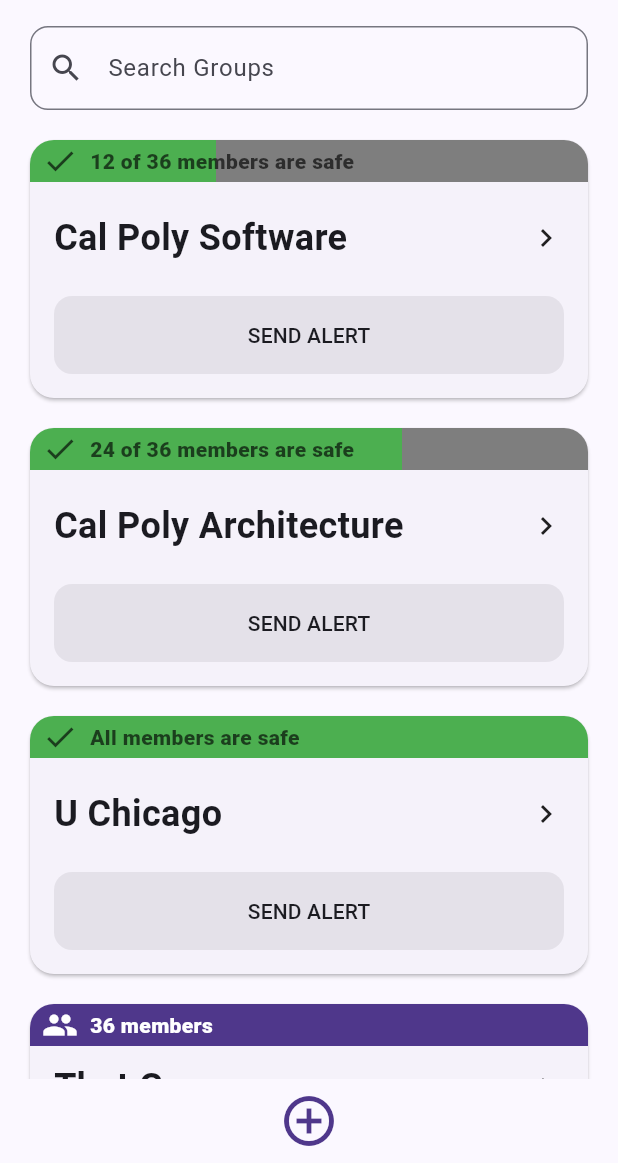
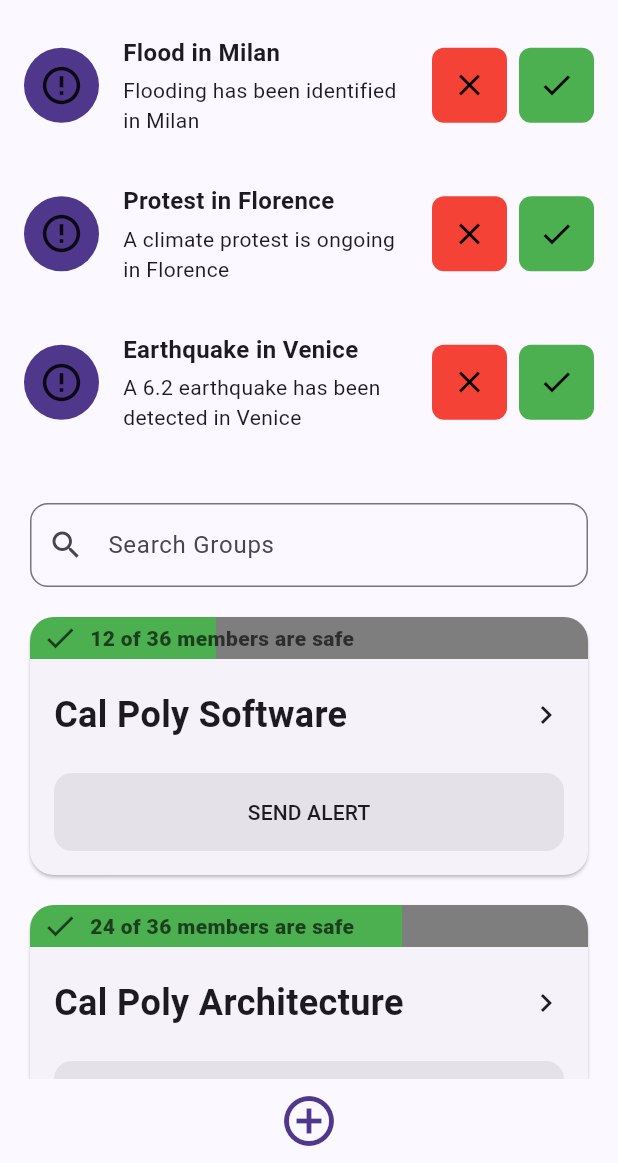
Before and after one commit to Room-E15/mercury, a Flutter app: the screen it shows after launch, on a phone screen of 412 x 824 dp, the part 73-1236 px from its top. Run offline on Flutter 3.47's test engine with Material 3 defaults, Android fonts, the phone set to English and light mode, and no system bars; our stand-ins replace qr_flutter; missing offline and left inert: mobile_scanner; generated files the repository leaves out were written again; Roboto replaces fonts that are missing (SF Pro).

Commit message:
Stateful changes + alert first draft

```diff
--- /dev/null
+++ b/mercury_client/lib/src/entities/alert.dart
@@ -0,0 +1,14 @@
+class Alert{
+  const Alert(this.name, this.description);
+
+  final String name;
+  final String description;
+}
+
+class AlertTestData {
+  static const List<Alert> alerts = [
+    Alert("Flood in Milan", "Flooding has been identified in Milan"),
+    Alert("Protest in Florence", "A climate protest is ongoing in Florence"),
+    Alert("Earthquake in Venice", "A 6.2 earthquake has been detected in Venice")
+  ];
+}
--- a/mercury_client/lib/src/home/home_view.dart
+++ b/mercury_client/lib/src/home/home_view.dart
@@ -1,14 +1,16 @@
 import 'package:flutter/material.dart';
+import 'dart:developer';
 import '../create_group/create_group_view.dart';
 import '../send_alert/send_alert_view.dart';
 import '../settings/settings_view.dart';
+import '../entities/alert.dart';
 import '../entities/group.dart';
 import '../group_dashboard/leader_group_view.dart';
 import '../group_dashboard/member_group_view.dart';
 import '../join_server_prompt/join_server_prompt_view.dart';
 import '../profile/profile_view.dart';
 
-class HomeView extends StatelessWidget {
+class HomeView extends StatefulWidget {
   const HomeView({
     super.key,
     required this.groups,
@@ -22,8 +24,19 @@
   final Widget logo;
   final bool isManager;
 
+  @override
+  HomeViewState createState() => HomeViewState();
+}
+
+class HomeViewState extends State<HomeView> {
+  static List<Alert> queryServerAlerts() {
+    log("Fetching alerts");
+
+    return AlertTestData.alerts;
+  }
+
   Widget _groupWidgetBuilder(context, index) {
-    final group = groups[index];
+    final group = widget.groups[index];
     final progress = group.responseCount / group.memberCount;
     final anyUnsafe = group.unsafe > 0;
 
@@ -75,16 +88,16 @@
             Navigator.push(
               context,
               MaterialPageRoute(
-                builder: (context) =>
-                    MemberGroupView(key: key, group: group, logo: logo),
+                builder: (context) => MemberGroupView(
+                    key: widget.key, group: group, logo: widget.logo),
               ),
             );
           } else {
             Navigator.push(
               context,
               MaterialPageRoute(
-                builder: (context) =>
-                    LeaderGroupView(key: key, group: group, logo: logo),
+                builder: (context) => LeaderGroupView(
+                    key: widget.key, group: group, logo: widget.logo),
               ),
             );
           }
@@ -151,7 +164,8 @@
                           Navigator.push(
                             context,
                             MaterialPageRoute(
-                              builder: (context) => SendAlertView(logo: logo),
+                              builder: (context) =>
+                                  SendAlertView(logo: widget.logo),
                             ),
                           );
                         },
@@ -170,8 +184,98 @@
     );
   }
 
+  Widget _alertNotificationWidgetBuilder(context, index, alerts) {
+    final Alert alert = alerts[index];
+
+    return Container(
+      padding: EdgeInsets.all(16.0),
+      child: Row(
+        children: [
+          // Alert icon
+          Container(
+            width: 50,
+            height: 50,
+            decoration: BoxDecoration(
+              color: Color(0xFF4F378B), // Purple background color
+              shape: BoxShape.circle,
+            ),
+            child: Icon(
+              Icons.error_outline,
+              size: 30,
+            ),
+          ),
+          SizedBox(width: 16), // Space between icon and text
+
+          // Alert text
+          Expanded(
+            child: Column(
+              crossAxisAlignment: CrossAxisAlignment.start,
+              children: [
+                Text(
+                  alert.name,
+                  style: TextStyle(
+                    fontSize: 16,
+                    fontWeight: FontWeight.bold,
+                  ),
+                ),
+                SizedBox(height: 4),
+                Text(
+                  alert.description,
+                  style: TextStyle(
+                    fontSize: 14,
+                  ),
+                ),
+              ],
+            ),
+          ),
+
+          SizedBox(width: 16), // Space between text and buttons
+
+          // Red dismiss button
+          Container(
+            width: 50,
+            height: 50,
+            decoration: BoxDecoration(
+              color: Colors.red,
+              shape: BoxShape.rectangle,
+              borderRadius: BorderRadius.circular(8.0),
+            ),
+            child: IconButton(
+              icon: Icon(Icons.close, color: Colors.black),
+              iconSize: 24,
+              onPressed: () {
+                // Add your dismiss logic here
+              },
+            ),
+          ),
+          SizedBox(width: 8), // Space between buttons
+
+          // Green confirm button
+          Container(
+            width: 50,
+            height: 50,
+            decoration: BoxDecoration(
+              color: Colors.green,
+              shape: BoxShape.rectangle,
+              borderRadius: BorderRadius.circular(8.0),
+            ),
+            child: IconButton(
+              icon: Icon(Icons.check, color: Colors.black),
+              iconSize: 24,
+              onPressed: () {
+                // Add your confirm logic here
+              },
+            ),
+          ),
+        ],
+      ),
+    );
+  }
+
   @override
   Widget build(BuildContext context) {
+    final List<Alert> alerts = queryServerAlerts();
+
     return Scaffold(
       drawerEnableOpenDragGesture: false,
       drawer: SafeArea(
@@ -179,7 +283,7 @@
           return Column(children: [
             Padding(
                 padding: const EdgeInsets.only(top: 50, bottom: 50),
-                child: logo),
+                child: widget.logo),
             TextButton(
                 child: const Row(children: [
                   Icon(Icons.settings),
@@ -206,7 +310,7 @@
         })),
       ),
       appBar: AppBar(
-        title: logo,
+        title: widget.logo,
         centerTitle: true,
         leading: Builder(builder: (BuildContext context2) {
           return IconButton(
@@ -225,6 +329,15 @@
       ),
       body: Column(
         children: [
+          Expanded(
+            child: ListView.builder(
+              restorationId: 'alertList',
+              itemCount: alerts.length,
+              itemBuilder: (context, index) {
+                return _alertNotificationWidgetBuilder(context, index, alerts);
+              },
+            ),
+          ),
           Padding(
             padding: const EdgeInsets.symmetric(vertical: 10, horizontal: 20.0),
             child: TextField(
@@ -240,7 +353,7 @@
           Expanded(
             child: ListView.builder(
               restorationId: 'groupList',
-              itemCount: groups.length, // Number of blank cards
+              itemCount: widget.groups.length, // Number of blank cards
               // build all the group tiles dynamically using builder method
               itemBuilder: _groupWidgetBuilder,
             ),
@@ -251,7 +364,7 @@
                   context,
                   MaterialPageRoute(
                     builder: (context) =>
-                        CreateGroupView(key: key, logo: logo),
+                        CreateGroupView(key: widget.key, logo: widget.logo),
                   ),
                 );
               },
```
